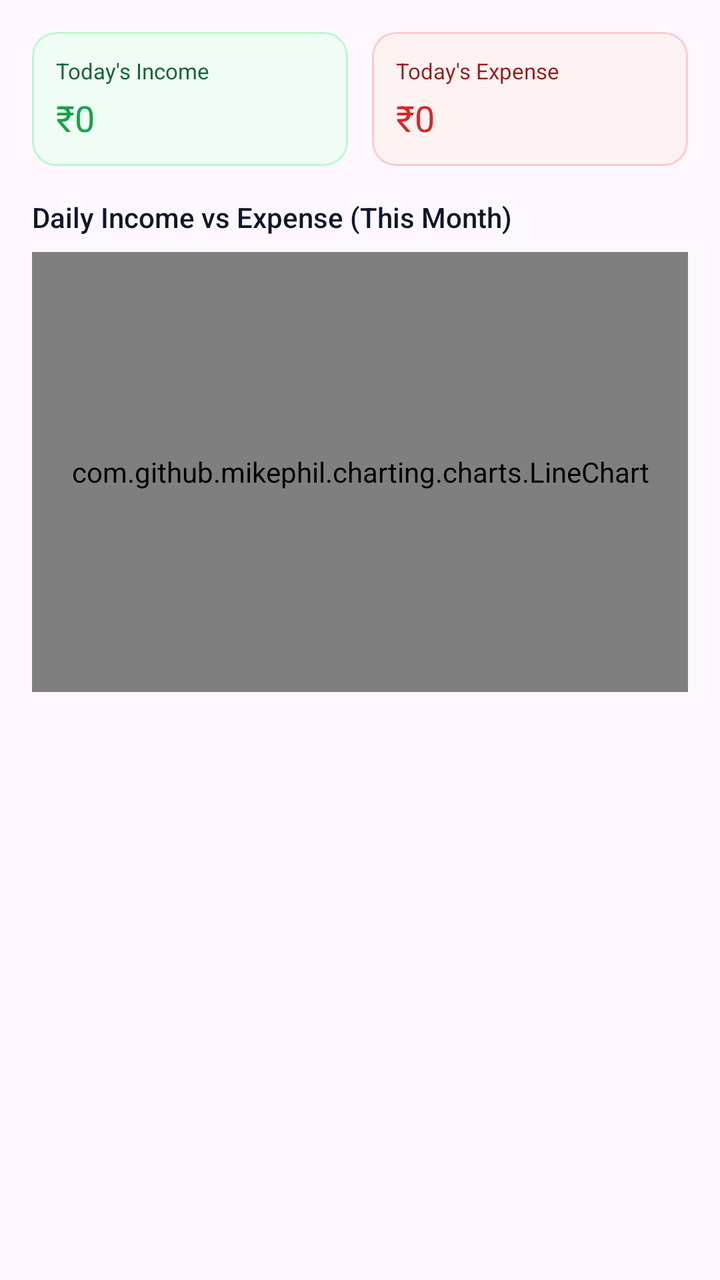
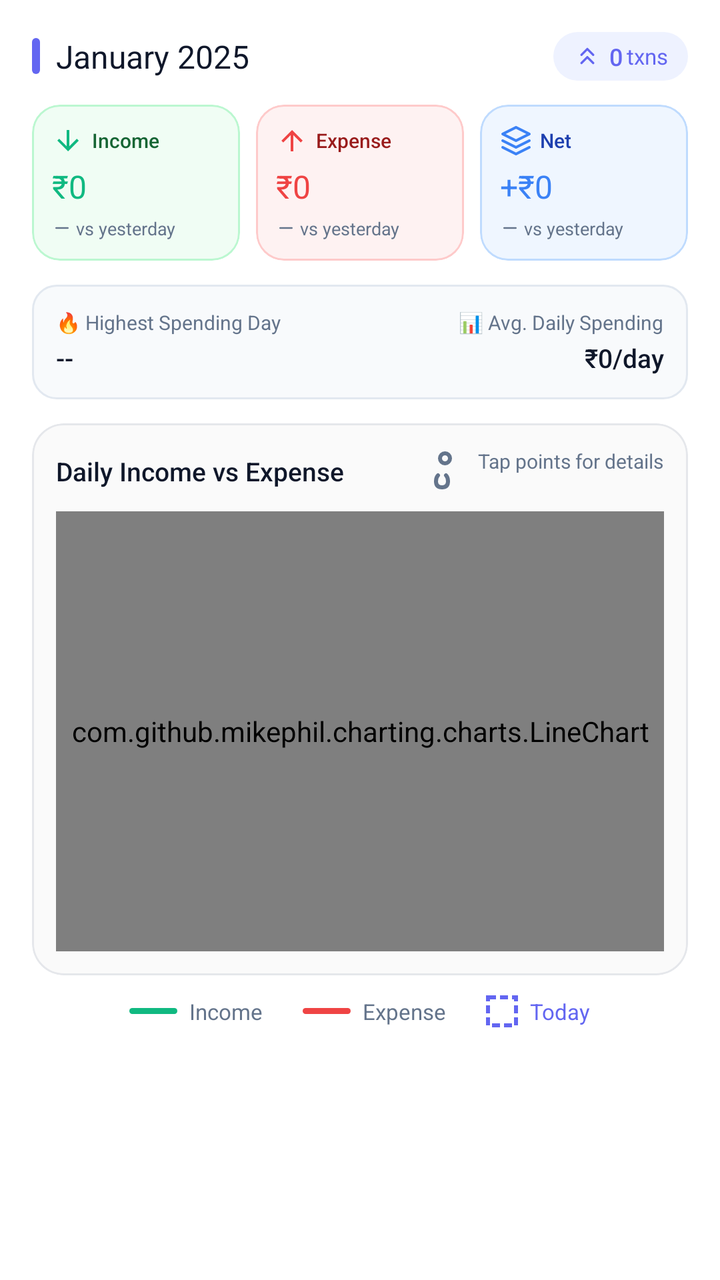

The first picture is an Android layout as it rendered before a commit; the second is the same layout after the commit. The layout source and the unified diff follow.
<!-- AndroidManifest.xml: application theme Theme.FinanceTracker -->
<!-- res/layout/fragment_chart_daily.xml -->
<?xml version="1.0" encoding="utf-8"?>
<LinearLayout
    xmlns:android="http://schemas.android.com/apk/res/android"
    xmlns:app="http://schemas.android.com/apk/res-auto"
    android:layout_width="match_parent"
    android:layout_height="wrap_content"
    android:orientation="vertical"
    android:padding="16dp">

    
    <LinearLayout
        android:layout_width="match_parent"
        android:layout_height="wrap_content"
        android:orientation="horizontal"
        android:weightSum="2">

        
        <com.google.android.material.card.MaterialCardView
            android:layout_width="0dp"
            android:layout_weight="1"
            android:layout_height="wrap_content"
            android:layout_marginEnd="6dp"
            app:cardBackgroundColor="#F0FDF4"
            app:cardCornerRadius="12dp"
            app:cardElevation="0dp"
            app:strokeWidth="1dp"
            app:strokeColor="#BBF7D0">

            <LinearLayout
                android:layout_width="match_parent"
                android:layout_height="wrap_content"
                android:orientation="vertical"
                android:padding="12dp">

                <TextView
                    android:layout_width="wrap_content"
                    android:layout_height="wrap_content"
                    android:text="Today's Income"
                    android:textColor="#166534"
                    android:textSize="11sp"/>

                <TextView
                    android:id="@+id/tvDailyIncome"
                    android:layout_width="wrap_content"
                    android:layout_height="wrap_content"
                    android:text="₹0"
                    android:textColor="#16A34A"
                    android:textSize="18sp"
                    android:fontFamily="sans-serif-bold"
                    android:layout_marginTop="4dp"/>
            </LinearLayout>
        </com.google.android.material.card.MaterialCardView>

        
        <com.google.android.material.card.MaterialCardView
            android:layout_width="0dp"
            android:layout_weight="1"
            android:layout_height="wrap_content"
            android:layout_marginStart="6dp"
            app:cardBackgroundColor="#FEF2F2"
            app:cardCornerRadius="12dp"
            app:cardElevation="0dp"
            app:strokeWidth="1dp"
            app:strokeColor="#FECACA">

            <LinearLayout
                android:layout_width="match_parent"
                android:layout_height="wrap_content"
                android:orientation="vertical"
                android:padding="12dp">

                <TextView
                    android:layout_width="wrap_content"
                    android:layout_height="wrap_content"
                    android:text="Today's Expense"
                    android:textColor="#991B1B"
                    android:textSize="11sp"/>

                <TextView
                    android:id="@+id/tvDailyExpense"
                    android:layout_width="wrap_content"
                    android:layout_height="wrap_content"
                    android:text="₹0"
                    android:textColor="#DC2626"
                    android:textSize="18sp"
                    android:fontFamily="sans-serif-bold"
                    android:layout_marginTop="4dp"/>
            </LinearLayout>
        </com.google.android.material.card.MaterialCardView>
    </LinearLayout>

    
    <TextView
        android:layout_width="wrap_content"
        android:layout_height="wrap_content"
        android:layout_marginTop="16dp"
        android:text="Daily Income vs Expense (This Month)"
        android:textColor="@color/text_primary"
        android:textSize="14sp"
        android:fontFamily="sans-serif-medium"/>

    
    <com.github.mikephil.charting.charts.LineChart
        android:id="@+id/lineChartDaily"
        android:layout_width="match_parent"
        android:layout_height="220dp"
        android:layout_marginTop="8dp"/>

</LinearLayout>
<!-- resources referenced by this layout -->
<resources>
  <!-- unchanged entries left out for length: 3 -->
</resources>

<!-- the commit's change to res/layout/fragment_chart_daily.xml (unified diff, before → after) -->
@@ -2,26 +2,88 @@
 <LinearLayout
     xmlns:android="http://schemas.android.com/apk/res/android"
     xmlns:app="http://schemas.android.com/apk/res-auto"
+    xmlns:tools="http://schemas.android.com/tools"
     android:layout_width="match_parent"
     android:layout_height="wrap_content"
     android:orientation="vertical"
-    android:padding="16dp">
+    android:padding="16dp"
+    android:background="@color/white">
 
     
     <LinearLayout
         android:layout_width="match_parent"
         android:layout_height="wrap_content"
         android:orientation="horizontal"
-        android:weightSum="2">
+        android:gravity="center_vertical"
+        android:layout_marginBottom="12dp">
+
+        <View
+            android:layout_width="4dp"
+            android:layout_height="18dp"
+            android:background="@drawable/bg_accent_indicator_purple"/>
+
+        <TextView
+            android:id="@+id/tvMonthYearLabel"
+            android:layout_width="0dp"
+            android:layout_weight="1"
+            android:layout_height="wrap_content"
+            android:layout_marginStart="8dp"
+            android:text="January 2025"
+            android:textColor="@color/text_primary"
+            android:textSize="16sp"
+            android:fontFamily="sans-serif-bold"/>
+
+        <LinearLayout
+            android:layout_width="wrap_content"
+            android:layout_height="wrap_content"
+            android:orientation="horizontal"
+            android:gravity="center_vertical"
+            android:background="@drawable/bg_chip_purple"
+            android:paddingHorizontal="10dp"
+            android:paddingVertical="4dp">
+
+            <ImageView
+                android:layout_width="14dp"
+                android:layout_height="14dp"
+                android:src="@drawable/ic_transaction"
+                app:tint="#6366F1"/>
+
+            <TextView
+                android:id="@+id/tvTotalTransactions"
+                android:layout_width="wrap_content"
+                android:layout_height="wrap_content"
+                android:layout_marginStart="4dp"
+                android:text="0"
+                android:textColor="#6366F1"
+                android:textSize="12sp"
+                android:fontFamily="sans-serif-medium"/>
+
+            <TextView
+                android:layout_width="wrap_content"
+                android:layout_height="wrap_content"
+                android:layout_marginStart="2dp"
+                android:text="txns"
+                android:textColor="#6366F1"
+                android:textSize="11sp"/>
+        </LinearLayout>
+    </LinearLayout>
+
+    
+    <LinearLayout
+        android:layout_width="match_parent"
+        android:layout_height="wrap_content"
+        android:orientation="horizontal"
+        android:weightSum="3">
 
         
         <com.google.android.material.card.MaterialCardView
+            android:id="@+id/cardIncome"
             android:layout_width="0dp"
             android:layout_weight="1"
             android:layout_height="wrap_content"
-            android:layout_marginEnd="6dp"
+            android:layout_marginEnd="4dp"
             app:cardBackgroundColor="#F0FDF4"
-            app:cardCornerRadius="12dp"
+            app:cardCornerRadius="14dp"
             app:cardElevation="0dp"
             app:strokeWidth="1dp"
             app:strokeColor="#BBF7D0">
@@ -30,35 +92,76 @@
                 android:layout_width="match_parent"
                 android:layout_height="wrap_content"
                 android:orientation="vertical"
-                android:padding="12dp">
-
-                <TextView
-                    android:layout_width="wrap_content"
-                    android:layout_height="wrap_content"
-                    android:text="Today's Income"
-                    android:textColor="#166534"
-                    android:textSize="11sp"/>
+                android:padding="10dp">
+
+                <LinearLayout
+                    android:layout_width="match_parent"
+                    android:layout_height="wrap_content"
+                    android:orientation="horizontal"
+                    android:gravity="center_vertical">
+
+                    <ImageView
+                        android:layout_width="16dp"
+                        android:layout_height="16dp"
+                        android:src="@drawable/ic_arrow_down"
+                        app:tint="#10B981"/>
+
+                    <TextView
+                        android:layout_width="wrap_content"
+                        android:layout_height="wrap_content"
+                        android:layout_marginStart="4dp"
+                        android:text="Income"
+                        android:textColor="#166534"
+                        android:textSize="10sp"
+                        android:fontFamily="sans-serif-medium"/>
+                </LinearLayout>
 
                 <TextView
                     android:id="@+id/tvDailyIncome"
                     android:layout_width="wrap_content"
                     android:layout_height="wrap_content"
                     android:text="₹0"
-                    android:textColor="#16A34A"
-                    android:textSize="18sp"
+                    android:textColor="#10B981"
+                    android:textSize="16sp"
                     android:fontFamily="sans-serif-bold"
                     android:layout_marginTop="4dp"/>
+
+                
+                <LinearLayout
+                    android:layout_width="wrap_content"
+                    android:layout_height="wrap_content"
+                    android:orientation="horizontal"
+                    android:gravity="center_vertical"
+                    android:layout_marginTop="4dp">
+
+                    <ImageView
+                        android:id="@+id/ivIncomeArrow"
+                        android:layout_width="10dp"
+                        android:layout_height="10dp"
+                        android:src="@drawable/ic_arrow_neutral"
+                        app:tint="@color/text_secondary"/>
+
+                    <TextView
+                        android:id="@+id/tvIncomeChange"
+                        android:layout_width="wrap_content"
+                        android:layout_height="wrap_content"
+                        android:layout_marginStart="2dp"
+                        android:text="vs yesterday"
+                        android:textColor="@color/text_secondary"
+                        android:textSize="9sp"/>
+                </LinearLayout>
             </LinearLayout>
         </com.google.android.material.card.MaterialCardView>
 
         
         <com.google.android.material.card.MaterialCardView
+            android:id="@+id/cardExpense"
             android:layout_width="0dp"
             android:layout_weight="1"
             android:layout_height="wrap_content"
-            android:layout_marginStart="6dp"
+            android:layout_marginHorizontal="4dp"
             app:cardBackgroundColor="#FEF2F2"
-            app:cardCornerRadius="12dp"
+            app:cardCornerRadius="14dp"
             app:cardElevation="0dp"
             app:strokeWidth="1dp"
             app:strokeColor="#FECACA">
@@ -67,43 +170,366 @@
                 android:layout_width="match_parent"
                 android:layout_height="wrap_content"
                 android:orientation="vertical"
-                android:padding="12dp">
-
-                <TextView
-                    android:layout_width="wrap_content"
-                    android:layout_height="wrap_content"
-                    android:text="Today's Expense"
-                    android:textColor="#991B1B"
-                    android:textSize="11sp"/>
+                android:padding="10dp">
+
+                <LinearLayout
+                    android:layout_width="match_parent"
+                    android:layout_height="wrap_content"
+                    android:orientation="horizontal"
+                    android:gravity="center_vertical">
+
+                    <ImageView
+                        android:layout_width="16dp"
+                        android:layout_height="16dp"
+                        android:src="@drawable/ic_arrow_up"
+                        app:tint="#EF4444"/>
+
+                    <TextView
+                        android:layout_width="wrap_content"
+                        android:layout_height="wrap_content"
+                        android:layout_marginStart="4dp"
+                        android:text="Expense"
+                        android:textColor="#991B1B"
+                        android:textSize="10sp"
+                        android:fontFamily="sans-serif-medium"/>
+                </LinearLayout>
 
                 <TextView
                     android:id="@+id/tvDailyExpense"
                     android:layout_width="wrap_content"
                     android:layout_height="wrap_content"
                     android:text="₹0"
-                    android:textColor="#DC2626"
-                    android:textSize="18sp"
+                    android:textColor="#EF4444"
+                    android:textSize="16sp"
                     android:fontFamily="sans-serif-bold"
                     android:layout_marginTop="4dp"/>
+
+                
+                <LinearLayout
+                    android:layout_width="wrap_content"
+                    android:layout_height="wrap_content"
+                    android:orientation="horizontal"
+                    android:gravity="center_vertical"
+                    android:layout_marginTop="4dp">
+
+                    <ImageView
+                        android:id="@+id/ivExpenseArrow"
+                        android:layout_width="10dp"
+                        android:layout_height="10dp"
+                        android:src="@drawable/ic_arrow_neutral"
+                        app:tint="@color/text_secondary"/>
+
+                    <TextView
+                        android:id="@+id/tvExpenseChange"
+                        android:layout_width="wrap_content"
+                        android:layout_height="wrap_content"
+                        android:layout_marginStart="2dp"
+                        android:text="vs yesterday"
+                        android:textColor="@color/text_secondary"
+                        android:textSize="9sp"/>
+                </LinearLayout>
+            </LinearLayout>
+        </com.google.android.material.card.MaterialCardView>
+
+        
+        <com.google.android.material.card.MaterialCardView
+            android:id="@+id/cardNet"
+            android:layout_width="0dp"
+            android:layout_weight="1"
+            android:layout_height="wrap_content"
+            android:layout_marginStart="4dp"
+            app:cardBackgroundColor="#EFF6FF"
+            app:cardCornerRadius="14dp"
+            app:cardElevation="0dp"
+            app:strokeWidth="1dp"
+            app:strokeColor="#BFDBFE">
+
+            <LinearLayout
+                android:layout_width="match_parent"
+                android:layout_height="wrap_content"
+                android:orientation="vertical"
+                android:padding="10dp">
+
+                <LinearLayout
+                    android:layout_width="match_parent"
+                    android:layout_height="wrap_content"
+                    android:orientation="horizontal"
+                    android:gravity="center_vertical">
+
+                    <ImageView
+                        android:layout_width="16dp"
+                        android:layout_height="16dp"
+                        android:src="@drawable/ic_balance"
+                        app:tint="#3B82F6"/>
+
+                    <TextView
+                        android:layout_width="wrap_content"
+                        android:layout_height="wrap_content"
+                        android:layout_marginStart="4dp"
+                        android:text="Net"
+                        android:textColor="#1E40AF"
+                        android:textSize="10sp"
+                        android:fontFamily="sans-serif-medium"/>
+                </LinearLayout>
+
+                <TextView
+                    android:id="@+id/tvNetBalance"
+                    android:layout_width="wrap_content"
+                    android:layout_height="wrap_content"
+                    android:text="+₹0"
+                    android:textColor="#3B82F6"
+                    android:textSize="16sp"
+                    android:fontFamily="sans-serif-bold"
+                    android:layout_marginTop="4dp"/>
+
+                
+                <LinearLayout
+                    android:layout_width="wrap_content"
+                    android:layout_height="wrap_content"
+                    android:orientation="horizontal"
+                    android:gravity="center_vertical"
+                    android:layout_marginTop="4dp">
+
+                    <ImageView
+                        android:id="@+id/ivNetArrow"
+                        android:layout_width="10dp"
+                        android:layout_height="10dp"
+                        android:src="@drawable/ic_arrow_neutral"
+                        app:tint="@color/text_secondary"/>
+
+                    <TextView
+                        android:id="@+id/tvNetChange"
+                        android:layout_width="wrap_content"
+                        android:layout_height="wrap_content"
+                        android:layout_marginStart="2dp"
+                        android:text="vs yesterday"
+                        android:textColor="@color/text_secondary"
+                        android:textSize="9sp"/>
+                </LinearLayout>
             </LinearLayout>
         </com.google.android.material.card.MaterialCardView>
     </LinearLayout>
 
     
-    <TextView
-        android:layout_width="wrap_content"
+    <LinearLayout
+        android:layout_width="match_parent"
         android:layout_height="wrap_content"
-        android:layout_marginTop="16dp"
-        android:text="Daily Income vs Expense (This Month)"
-        android:textColor="@color/text_primary"
-        android:textSize="14sp"
-        android:fontFamily="sans-serif-medium"/>
+        android:orientation="horizontal"
+        android:layout_marginTop="12dp"
+        android:background="@drawable/bg_stats_container"
+        android:padding="12dp"
+        android:weightSum="2">
+
+        
+        <LinearLayout
+            android:layout_width="0dp"
+            android:layout_weight="1"
+            android:layout_height="wrap_content"
+            android:orientation="vertical">
+
+            <TextView
+                android:layout_width="wrap_content"
+                android:layout_height="wrap_content"
+                android:text="🔥 Highest Spending Day"
+                android:textColor="@color/text_secondary"
+                android:textSize="10sp"/>
+
+            <TextView
+                android:id="@+id/tvHighestDay"
+                android:layout_width="wrap_content"
+                android:layout_height="wrap_content"
+                android:text="--"
+                android:textColor="@color/text_primary"
+                android:textSize="13sp"
+                android:fontFamily="sans-serif-medium"
+                android:layout_marginTop="2dp"/>
+        </LinearLayout>
+
+        
+        <LinearLayout
+            android:layout_width="0dp"
+            android:layout_weight="1"
+            android:layout_height="wrap_content"
+            android:orientation="vertical"
+            android:gravity="end">
+
+            <TextView
+                android:layout_width="wrap_content"
+                android:layout_height="wrap_content"
+                android:text="📊 Avg. Daily Spending"
+                android:textColor="@color/text_secondary"
+                android:textSize="10sp"/>
+
+            <TextView
+                android:id="@+id/tvAverageSpending"
+                android:layout_width="wrap_content"
+                android:layout_height="wrap_content"
+                android:text="₹0/day"
+                android:textColor="@color/text_primary"
+                android:textSize="13sp"
+                android:fontFamily="sans-serif-medium"
+                android:layout_marginTop="2dp"/>
+        </LinearLayout>
+    </LinearLayout>
 
     
-    <com.github.mikephil.charting.charts.LineChart
-        android:id="@+id/lineChartDaily"
+    <LinearLayout
+        android:id="@+id/selectedDayContainer"
         android:layout_width="match_parent"
-        android:layout_height="220dp"
-        android:layout_marginTop="8dp"/>
+        android:layout_height="wrap_content"
+        android:orientation="horizontal"
+        android:gravity="center"
+        android:layout_marginTop="10dp"
+        android:background="@drawable/bg_selected_day_info"
+        android:padding="10dp"
+        android:visibility="gone"
+        android:alpha="0">
+
+        <ImageView
+            android:layout_width="16dp"
+            android:layout_height="16dp"
+            android:src="@drawable/ic_info"
+            app:tint="#6366F1"/>
+
+        <TextView
+            android:id="@+id/tvSelectedDayInfo"
+            android:layout_width="wrap_content"
+            android:layout_height="wrap_content"
+            android:layout_marginStart="8dp"
+            android:text="Tap on chart for details"
+            android:textColor="#4338CA"
+            android:textSize="11sp"
+            android:fontFamily="sans-serif-medium"/>
+    </LinearLayout>
+
+    
+    <com.google.android.material.card.MaterialCardView
+        android:layout_width="match_parent"
+        android:layout_height="wrap_content"
+        android:layout_marginTop="12dp"
+        app:cardBackgroundColor="#FAFAFA"
+        app:cardCornerRadius="16dp"
+        app:cardElevation="0dp"
+        app:strokeWidth="1dp"
+        app:strokeColor="#E5E7EB">
+
+        <LinearLayout
+            android:layout_width="match_parent"
+            android:layout_height="wrap_content"
+            android:orientation="vertical"
+            android:padding="12dp">
+
+            
+            <LinearLayout
+                android:layout_width="match_parent"
+                android:layout_height="wrap_content"
+                android:orientation="horizontal"
+                android:gravity="center_vertical">
+
+                <TextView
+                    android:layout_width="0dp"
+                    android:layout_weight="1"
+                    android:layout_height="wrap_content"
+                    android:text="Daily Income vs Expense"
+                    android:textColor="@color/text_primary"
+                    android:textSize="13sp"
+                    android:fontFamily="sans-serif-medium"/>
+
+                <TextView
+                    android:layout_width="wrap_content"
+                    android:layout_height="wrap_content"
+                    android:text="Tap points for details"
+                    android:textColor="@color/text_secondary"
+                    android:textSize="10sp"
+                    android:drawableStart="@drawable/ic_touch"
+                    android:drawablePadding="4dp"
+                    android:drawableTint="@color/text_secondary"/>
+            </LinearLayout>
+
+            
+            <com.github.mikephil.charting.charts.LineChart
+                android:id="@+id/lineChartDaily"
+                android:layout_width="match_parent"
+                android:layout_height="220dp"
+                android:layout_marginTop="8dp"/>
+        </LinearLayout>
+    </com.google.android.material.card.MaterialCardView>
+
+    
+    <LinearLayout
+        android:layout_width="match_parent"
+        android:layout_height="wrap_content"
+        android:orientation="horizontal"
+        android:gravity="center"
+        android:layout_marginTop="10dp">
+
+        <LinearLayout
+            android:layout_width="wrap_content"
+            android:layout_height="wrap_content"
+            android:orientation="horizontal"
+            android:gravity="center_vertical">
+
+            <View
+                android:layout_width="24dp"
+                android:layout_height="3dp"
+                android:background="@drawable/bg_line_indicator_green"/>
+
+            <TextView
+                android:layout_width="wrap_content"
+                android:layout_height="wrap_content"
+                android:layout_marginStart="6dp"
+                android:text="Income"
+                android:textColor="@color/text_secondary"
+                android:textSize="11sp"/>
+        </LinearLayout>
+
+        <View
+            android:layout_width="20dp"
+            android:layout_height="1dp"/>
+
+        <LinearLayout
+            android:layout_width="wrap_content"
+            android:layout_height="wrap_content"
+            android:orientation="horizontal"
+            android:gravity="center_vertical">
+
+            <View
+                android:layout_width="24dp"
+                android:layout_height="3dp"
+                android:background="@drawable/bg_line_indicator_red"/>
+
+            <TextView
+                android:layout_width="wrap_content"
+                android:layout_height="wrap_content"
+                android:layout_marginStart="6dp"
+                android:text="Expense"
+                android:textColor="@color/text_secondary"
+                android:textSize="11sp"/>
+        </LinearLayout>
+
+        <View
+            android:layout_width="20dp"
+            android:layout_height="1dp"/>
+
+        <LinearLayout
+            android:layout_width="wrap_content"
+            android:layout_height="wrap_content"
+            android:orientation="horizontal"
+            android:gravity="center_vertical">
+
+            <View
+                android:layout_width="16dp"
+                android:layout_height="16dp"
+                android:background="@drawable/bg_dashed_line_indicator"/>
+
+            <TextView
+                android:layout_width="wrap_content"
+                android:layout_height="wrap_content"
+                android:layout_marginStart="6dp"
+                android:text="Today"
+                android:textColor="#6366F1"
+                android:textSize="11sp"/>
+        </LinearLayout>
+    </LinearLayout>
 
 </LinearLayout>
<!-- resource entries referenced after the edit -->
@@ -1,5 +1,147 @@
 <!-- resources referenced by this layout -->
 <resources>
+  <color name="text_secondary">#64748B</color>
+  <color name="white">#FFFFFFFF</color>
+  <!-- drawable bg_accent_indicator_purple (drawable) -->
+  <?xml version="1.0" encoding="utf-8"?>
+  <shape xmlns:android="http://schemas.android.com/apk/res/android">
+      <solid android:color="#6366F1"/>
+      <corners android:radius="2dp"/>
+  </shape>
+  <!-- drawable bg_chip_purple (drawable) -->
+  <?xml version="1.0" encoding="utf-8"?>
+  <shape xmlns:android="http://schemas.android.com/apk/res/android">
+      <solid android:color="#EEF2FF"/>
+      <corners android:radius="20dp"/>
+  </shape>
+  <!-- drawable bg_dashed_line_indicator (drawable) -->
+  <?xml version="1.0" encoding="utf-8"?>
+  <shape xmlns:android="http://schemas.android.com/apk/res/android">
+      <stroke android:width="2dp" android:color="#6366F1" android:dashWidth="4dp" android:dashGap="2dp"/>
+  </shape>
+  <!-- drawable bg_line_indicator_green (drawable) -->
+  <?xml version="1.0" encoding="utf-8"?>
+  <shape xmlns:android="http://schemas.android.com/apk/res/android">
+      <solid android:color="#10B981"/>
+      <corners android:radius="2dp"/>
+  </shape>
+  <!-- drawable bg_line_indicator_red (drawable) -->
+  <?xml version="1.0" encoding="utf-8"?>
+  <shape xmlns:android="http://schemas.android.com/apk/res/android">
+      <solid android:color="#EF4444"/>
+      <corners android:radius="2dp"/>
+  </shape>
+  <!-- drawable bg_selected_day_info (drawable) -->
+  <?xml version="1.0" encoding="utf-8"?>
+  <shape xmlns:android="http://schemas.android.com/apk/res/android">
+      <solid android:color="#EEF2FF"/>
+      <corners android:radius="10dp"/>
+      <stroke android:width="1dp" android:color="#C7D2FE"/>
+  </shape>
+  <!-- drawable bg_stats_container (drawable) -->
+  <?xml version="1.0" encoding="utf-8"?>
+  <shape xmlns:android="http://schemas.android.com/apk/res/android">
+      <solid android:color="#F8FAFC"/>
+      <corners android:radius="12dp"/>
+      <stroke android:width="1dp" android:color="#E2E8F0"/>
+  </shape>
+  <!-- drawable ic_arrow_down (drawable) -->
+  <vector xmlns:android="http://schemas.android.com/apk/res/android"
+      android:width="24dp"
+      android:height="24dp"
+      android:viewportWidth="24"
+      android:viewportHeight="24">
+      <path
+          android:fillColor="#10B981"
+          android:pathData="M20,12l-1.41,-1.41L13,16.17V4h-2v12.17l-5.58,-5.59L4,12l8,8 8,-8z"/>
+  </vector>
+  <!-- drawable ic_arrow_neutral (drawable) -->
+  <?xml version="1.0" encoding="utf-8"?>
+  <vector xmlns:android="http://schemas.android.com/apk/res/android"
+      android:width="24dp"
+      android:height="24dp"
+      android:viewportWidth="24"
+      android:viewportHeight="24">
+      <path
+          android:pathData="M5,12h14"
+          android:strokeWidth="2"
+          android:strokeColor="#64748B"
+          android:strokeLineCap="round"/>
+  </vector>
+  <!-- drawable ic_arrow_up (drawable) -->
+  <vector xmlns:android="http://schemas.android.com/apk/res/android"
+      android:width="24dp"
+      android:height="24dp"
+      android:viewportWidth="24"
+      android:viewportHeight="24">
+      <path
+          android:fillColor="#EF4444"
+          android:pathData="M4,12l1.41,1.41L11,7.83V20h2V7.83l5.58,5.59L20,12l-8,-8 -8,8z"/>
+  </vector>
+  <!-- drawable ic_balance (drawable) -->
+  <?xml version="1.0" encoding="utf-8"?>
+  <vector xmlns:android="http://schemas.android.com/apk/res/android"
+      android:width="24dp"
+      android:height="24dp"
+      android:viewportWidth="24"
+      android:viewportHeight="24">
+      <path
+          android:pathData="M12,2L2,7l10,5 10,-5 -10,-5zM2,17l10,5 10,-5M2,12l10,5 10,-5"
+          android:strokeWidth="2"
+          android:strokeColor="#000000"
+          android:strokeLineCap="round"
+          android:strokeLineJoin="round"
+          android:fillColor="@android:color/transparent"/>
+  </vector>
+  <!-- drawable ic_info (drawable) -->
+  <vector xmlns:android="http://schemas.android.com/apk/res/android"
+      android:width="24dp"
+      android:height="24dp"
+      android:viewportWidth="24"
+      android:viewportHeight="24">
+  
+      <path
+          android:fillColor="#000000"
+          android:pathData="M12,2C6.48,2 2,6.48 2,12s4.48,10 10,10 10-4.48 10-10S17.52,2 12,2zm0,18c-4.41,0-8-3.59-8-8s3.59-8 8-8 8,3.59 8,8-3.59,8-8,8z" />
+  
+      <path
+          android:fillColor="#000000"
+          android:pathData="M11,10h2v6h-2z" />
+  
+      <path
+          android:fillColor="#000000"
+          android:pathData="M11,7h2v2h-2z" />
+  
+  </vector>
+  <!-- drawable ic_touch (drawable) -->
+  <?xml version="1.0" encoding="utf-8"?>
+  <vector xmlns:android="http://schemas.android.com/apk/res/android"
+      android:width="24dp"
+      android:height="24dp"
+      android:viewportWidth="24"
+      android:viewportHeight="24">
+      <path
+          android:pathData="M8,14c0,0 -1,1 -1,3s1,3 3,3 3,-1 3,-3 -1,-3 -1,-3M14,5.5A2.5,2.5 0,0 0,11.5 3,2.5 2.5,0 0,0 9,5.5a2.5,2.5 0,0 0,2.5 2.5A2.5,2.5 0,0 0,14 5.5z"
+          android:strokeWidth="2"
+          android:strokeColor="#000000"
+          android:strokeLineCap="round"
+          android:strokeLineJoin="round"
+          android:fillColor="@android:color/transparent"/>
+  </vector>
+  <!-- drawable ic_transaction (drawable) -->
+  <?xml version="1.0" encoding="utf-8"?>
+  <vector xmlns:android="http://schemas.android.com/apk/res/android"
+      android:width="24dp"
+      android:height="24dp"
+      android:viewportWidth="24"
+      android:viewportHeight="24">
+      <path
+          android:pathData="M17,11l-5,-5 -5,5M17,18l-5,-5 -5,5"
+          android:strokeWidth="2"
+          android:strokeColor="#000000"
+          android:strokeLineCap="round"
+          android:strokeLineJoin="round"/>
+  </vector>
   <!-- unchanged entries left out for length: 3 -->
 </resources>
 
